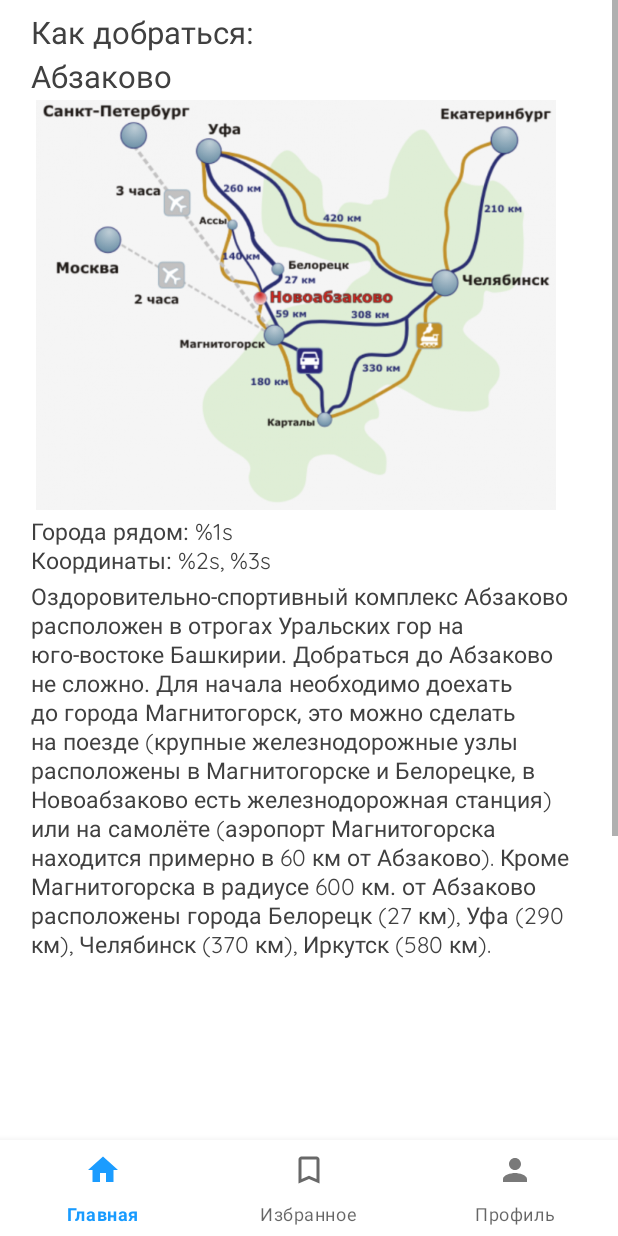
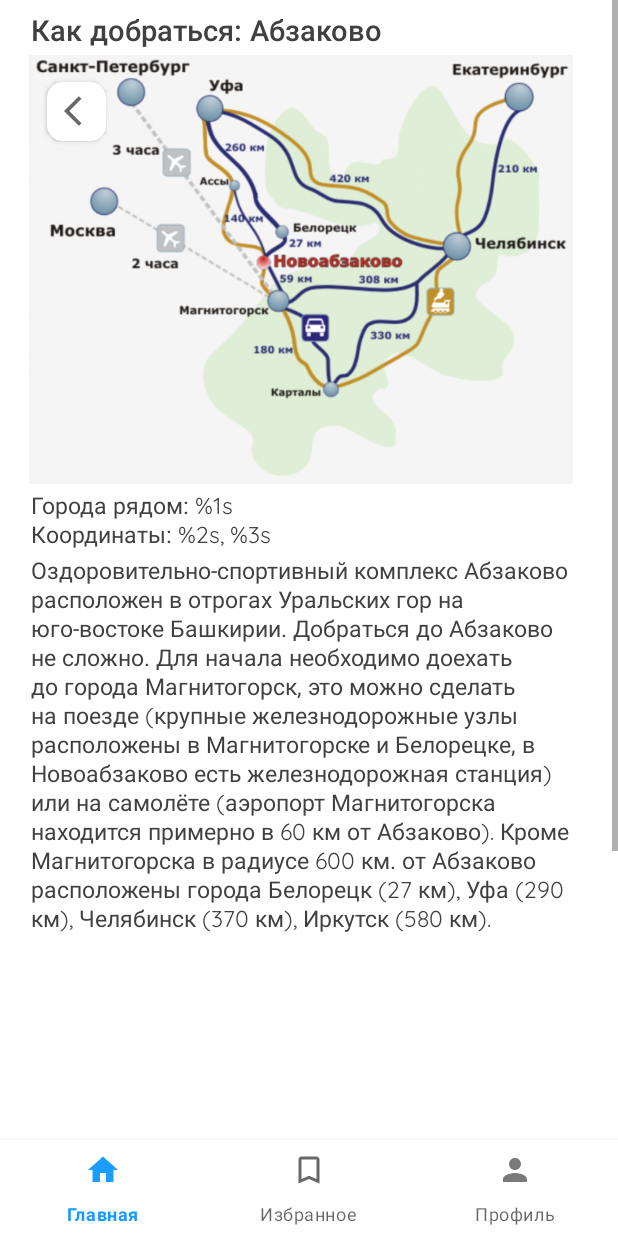
Before and after one commit to Sergio994350/SkiMountains, an Android app: the HowToGetFragment screen opened through its navigation route, on a phone screen of 412 x 824 dp. Run offline under Robolectric (Android 15) with nearby library versions, the light colour scheme and no system bars; our stand-ins replace navigation-ui, sdp/ssp sizes; pictures from the network do not load; 6 statements that could not run were skipped.

Commit message:
change howtoget fragment

```diff
--- a/app/src/main/java/com/epicteam1/skimountains/feature_ski_places/presentation/ui/HowToGetFragment.kt
+++ b/app/src/main/java/com/epicteam1/skimountains/feature_ski_places/presentation/ui/HowToGetFragment.kt
@@ -5,6 +5,7 @@ import android.view.LayoutInflater
 import android.view.View
 import android.view.ViewGroup
 import androidx.fragment.app.Fragment
+import androidx.navigation.fragment.findNavController
 import com.bumptech.glide.Glide
 import com.epicteam1.skimountains.R
 import com.epicteam1.skimountains.databinding.FragmentHowtogetBinding
@@ -27,8 +28,10 @@ class HowToGetFragment : Fragment(R.layout.fragment_howtoget) {
 
     override fun onViewCreated(view: View, savedInstanceState: Bundle?) {
         super.onViewCreated(view, savedInstanceState)
-          val howToGetArgs: SkiPlaceHowToGetArgs = arguments?.get(Constants.HOW_TO_GET_ARGS) as SkiPlaceHowToGetArgs
-          setHowToGetData(howToGetArgs)
+        val howToGetArgs: SkiPlaceHowToGetArgs =
+            arguments?.get(Constants.HOW_TO_GET_ARGS) as SkiPlaceHowToGetArgs
+        setHowToGetData(howToGetArgs)
+        setOnClickListeners(view)
     }
 
     private fun setHowToGetData(howToGetArgs: SkiPlaceHowToGetArgs) {
@@ -40,6 +43,14 @@ class HowToGetFragment : Fragment(R.layout.fragment_howtoget) {
         Glide.with(this).load(howToGetArgs.howToGetPic).into(binding.imageViewHowToGet)
     }
 
+    private fun setOnClickListeners(view: View) {
+        with(binding) {
+            cardViewBackHtg.setOnClickListener {
+                findNavController().apply { popBackStack() }
+            }
+        }
+    }
+
     override fun onDestroyView() {
         super.onDestroyView()
         _binding = null
--- a/app/src/main/res/layout/fragment_howtoget.xml
+++ b/app/src/main/res/layout/fragment_howtoget.xml
@@ -18,47 +18,71 @@
             android:layout_width="match_parent"
             android:layout_height="wrap_content">
 
+            <androidx.cardview.widget.CardView
+                android:id="@+id/card_view_back_htg"
+                android:layout_width="@dimen/_30sdp"
+                android:layout_height="@dimen/_30sdp"
+                android:layout_marginStart="@dimen/_24sdp"
+                android:layout_marginTop="@dimen/_42sdp"
+                app:cardCornerRadius="@dimen/_8sdp"
+                app:elevation="@dimen/_4sdp"
+                app:layout_anchorGravity="top|left"
+                app:layout_constraintStart_toStartOf="parent"
+                app:layout_constraintTop_toTopOf="parent">
+
+                <ImageView
+                    android:id="@+id/image_view_arrow_back"
+                    android:layout_width="wrap_content"
+                    android:layout_height="wrap_content"
+                    android:layout_gravity="center"
+                    android:layout_marginStart="@dimen/_3sdp"
+                    android:src="@drawable/ic_arrow_back_24" />
+            </androidx.cardview.widget.CardView>
+
+            <LinearLayout
+                android:id="@+id/ll_htg_title"
+                android:layout_width="match_parent"
+                android:layout_height="@dimen/_25sdp"
+                app:layout_constraintTop_toTopOf="parent"
+                android:layout_marginStart="@dimen/_16sdp"
+                android:layout_marginTop="@dimen/_4sdp"
+                android:layout_marginEnd="@dimen/_16sdp"
+                android:elevation="@dimen/_4sdp"
+                android:orientation="horizontal">
                 <TextView
                     android:id="@+id/tv_title_how_to_get"
-                android:layout_width="match_parent"
+                    android:layout_width="wrap_content"
                     android:layout_height="wrap_content"
-                android:layout_marginStart="@dimen/_16sdp"
-                android:layout_marginTop="@dimen/_1sdp"
-                android:layout_marginEnd="@dimen/_16sdp"
-                android:fontFamily="@font/quicksand_regular"
-                android:paddingTop="@dimen/_3sdp"
+                    android:fontFamily="@font/quicksand_medium"
                     android:text="@string/how_to_get_title"
                     android:textColor="@color/dark_grey"
-                android:textSize="@dimen/_16ssp"
-                app:layout_constraintTop_toTopOf="parent" />
+                    android:textSize="@dimen/_15ssp" />
 
                 <TextView
                     android:id="@+id/tv_subtitle_name_how_to_get"
-                android:layout_width="match_parent"
+                    android:layout_width="wrap_content"
                     android:layout_height="wrap_content"
-                android:layout_marginStart="@dimen/_16sdp"
+                    android:layout_marginStart="@dimen/_4sdp"
                     android:layout_marginEnd="@dimen/_16sdp"
-                android:fontFamily="@font/quicksand_regular"
+                    android:fontFamily="@font/quicksand_medium"
                     android:text="@string/abzakovo"
                     android:textColor="@color/dark_grey"
-                android:textSize="@dimen/_16ssp"
-                app:layout_constraintEnd_toEndOf="parent"
-                app:layout_constraintStart_toStartOf="parent"
-                app:layout_constraintTop_toBottomOf="@id/tv_title_how_to_get" />
+                    android:textSize="@dimen/_15ssp" />
+            </LinearLayout>
 
             <ImageView
                 android:id="@+id/image_view_how_to_get"
-                android:layout_width="@dimen/_280sdp"
-                android:layout_height="@dimen/_210sdp"
-                android:layout_marginStart="@dimen/_16sdp"
-                android:layout_marginTop="@dimen/_2sdp"
-                android:layout_marginEnd="@dimen/_16sdp"
+                android:layout_width="match_parent"
+                android:layout_height="@dimen/_220sdp"
+                android:layout_marginStart="@dimen/_15sdp"
+                android:layout_marginTop="@dimen/_28sdp"
+                android:layout_marginEnd="@dimen/_15sdp"
                 android:contentDescription="@string/how_to_get_title"
                 android:scaleType="fitStart"
                 android:src="@drawable/how_to_get_abzakovo"
                 app:layout_constraintEnd_toEndOf="parent"
                 app:layout_constraintStart_toStartOf="parent"
-                app:layout_constraintTop_toBottomOf="@id/tv_subtitle_name_how_to_get" />
+                app:layout_constraintTop_toTopOf="parent" />
 
             <TextView
                 android:id="@+id/tv_how_to_get_geo_data"
```
Lines whose indentation alone changed are shown as unchanged.
